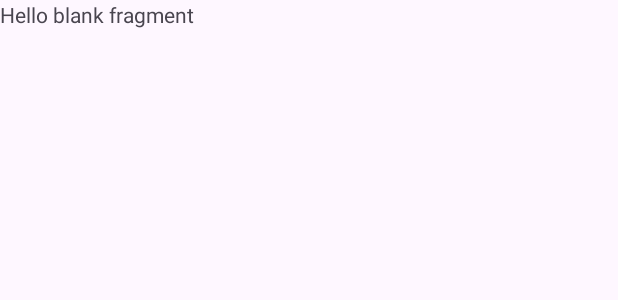
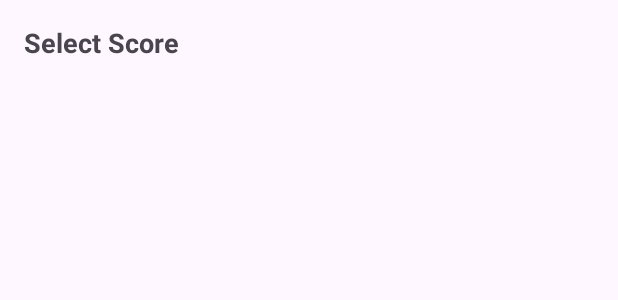
Before and after one commit to ZuliusRoolf/umu-appdev-assignment-1, an Android app: the layout fragment_score.xml on its own in the app's theme, with its tools: preview values and no code run, on a phone screen of 412 x 824 dp. Shown: the top 300 px of the screen. Run offline under Robolectric (Android 15) with nearby library versions, the phone set to English and light mode, and no system bars.

Commit message:
add score dialog fragment

```diff
--- a/ThirtyThrows/app/src/main/res/layout/fragment_score.xml
+++ b/ThirtyThrows/app/src/main/res/layout/fragment_score.xml
@@ -1,14 +1,25 @@
 <?xml version="1.0" encoding="utf-8"?>
-<FrameLayout xmlns:android="http://schemas.android.com/apk/res/android"
+<LinearLayout xmlns:android="http://schemas.android.com/apk/res/android"
     xmlns:tools="http://schemas.android.com/tools"
+    android:layout_height="wrap_content"
     android:layout_width="match_parent"
-    android:layout_height="match_parent"
+    android:orientation="vertical"
+    android:padding="16dp"
     tools:context=".ScoreFragment">
 
-    <!-- TODO: Update blank fragment layout -->
     <TextView
+        android:id="@+id/dialogTitle"
+        android:layout_width="wrap_content"
+        android:layout_height="wrap_content"
+        android:layout_marginBottom="8dp"
+        android:text="@string/select_score"
+        android:textSize="18sp"
+        android:textStyle="bold" />
+
+    <LinearLayout
+        android:id="@+id/scoreTable"
+        android:layout_height="wrap_content"
         android:layout_width="match_parent"
-        android:layout_height="match_parent"
-        android:text="@string/hello_blank_fragment" />
+        android:orientation="vertical" />
 
-</FrameLayout>
+</LinearLayout>
--- a/ThirtyThrows/app/src/main/res/values/strings.xml
+++ b/ThirtyThrows/app/src/main/res/values/strings.xml
@@ -3,4 +3,8 @@
     <!-- TODO: Remove or change this placeholder text -->
     <string name="hello_blank_fragment">Hello blank fragment</string>
     <string name="rolls_remaining">Rolls: %1$d</string>
+    <string name="dice_throw">Throw</string>
+    <string name="select_score">Select Score</string>
+    <string name="round_count">Round %1$d</string>
+
 </resources>
```
Also changed, not shown: ThirtyThrows/app/src/main/java/se/umu/student/zuro0003/thirtythrows/PlayFragment.kt (+30 -4 lines), ThirtyThrows/app/src/main/java/se/umu/student/zuro0003/thirtythrows/ScoreFragment.kt (+72 -37 lines), ThirtyThrows/app/src/main/java/se/umu/student/zuro0003/thirtythrows/ThirtyThrowsViewModel.kt (+24 -2 lines).
